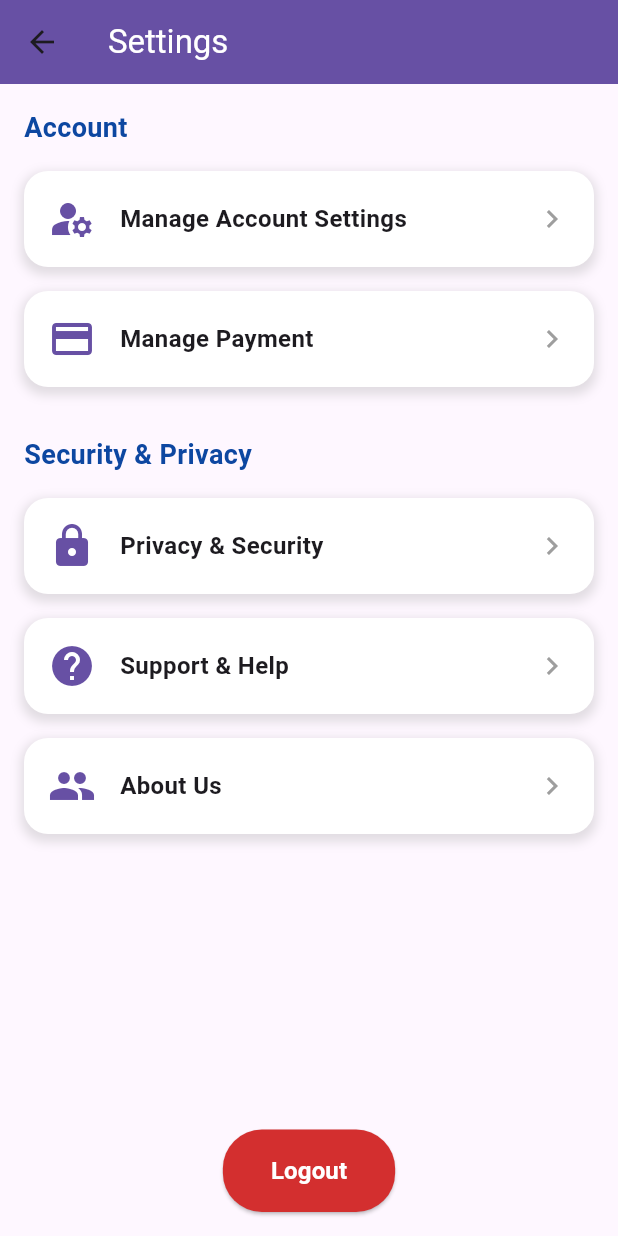
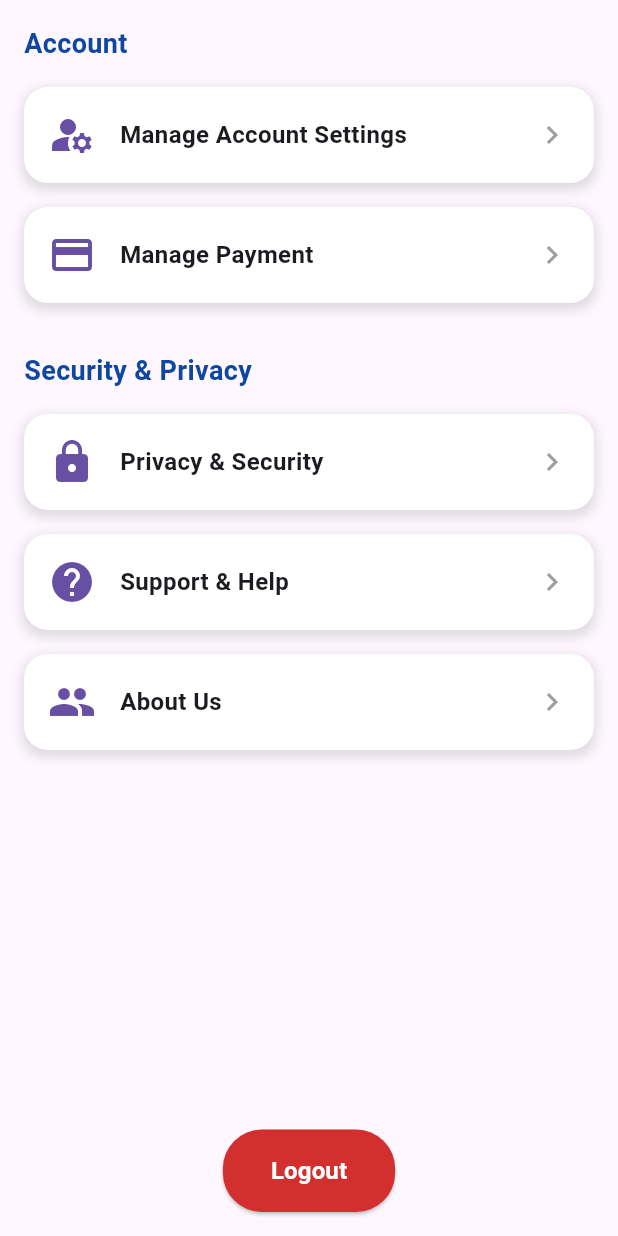
Before and after one commit to Saksham0205/reswipe, a Flutter app: the UserSettingsPage screen opened directly, on a phone screen of 412 x 824 dp. Run offline on Flutter 3.47's test engine with Material 3 defaults, Android fonts, the phone set to English and light mode, and no system bars; our stand-ins replace cached_network_image, cloud_firestore, file_picker, firebase_auth, firebase_core, firebase_storage and 10 more; missing offline and left inert: syncfusion_flutter_pdf; accounts and stored records are empty; network calls fail; project files that could hold a hidden picture were left out.

Commit message:
appbar updated

```diff
--- a/lib/user_pages/applications_page.dart
+++ b/lib/user_pages/applications_page.dart
@@ -152,10 +152,6 @@ class _ApplicationsPageState extends State<ApplicationsPage> {
         ),
         backgroundColor: Colors.white,
         centerTitle: true,
-        leading: IconButton(
-          icon: const Icon(Icons.arrow_back_ios, color: Color(0xFF2D3748)),
-          onPressed: () => Navigator.pop(context),
-        ),
       ),
       body: StreamBuilder<QuerySnapshot>(
         stream: FirebaseFirestore.instance
--- a/lib/user_pages/profile_page.dart
+++ b/lib/user_pages/profile_page.dart
@@ -579,6 +579,7 @@ ${resumeText.trim()}
       appBar: AppBar(
         title: const Text('Professional Profile',style: TextStyle(color: Colors.white),),
         backgroundColor: Colors.deepPurple,
+        centerTitle: true,
       ),
       body: _isLoading
           ? const Center(child: CircularProgressIndicator())
--- a/lib/user_pages/user_settings_screen/user_settings_page.dart
+++ b/lib/user_pages/user_settings_screen/user_settings_page.dart
@@ -8,11 +8,8 @@ class UserSettingsPage extends StatelessWidget {
   @override
   Widget build(BuildContext context) {
     return Scaffold(
-      appBar: AppBar(
-        title: const Text('Settings',style: TextStyle(color: Colors.white),),
-        backgroundColor: Theme.of(context).primaryColor,
-      ),
-      body: Padding(
+      body: SafeArea(
+        child: Padding(
           padding: const EdgeInsets.all(16.0),
           child: Column(
             crossAxisAlignment: CrossAxisAlignment.start,
@@ -110,6 +107,7 @@ class UserSettingsPage extends StatelessWidget {
             ],
           ),
         ),
+      ),
     );
   }
 }
```
Lines whose indentation alone changed are shown as unchanged.
